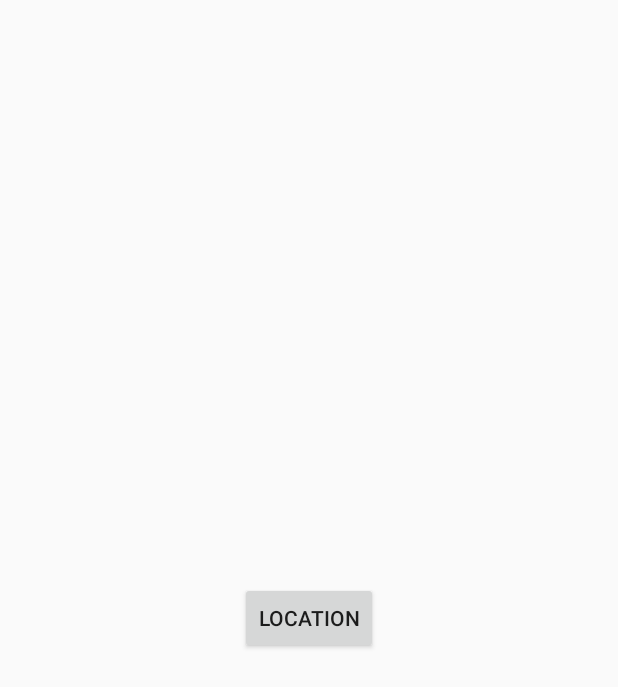
After one commit to chenyue404/TestApp, an Android app: the LocationActivity screen opened directly, with no data from a screen before it, on a phone screen of 412 x 824 dp. The commit adds this screen. Shown: the top 687 px of the screen. Run offline under Robolectric (Android 15) with nearby library versions, the phone set to English and light mode, and no system bars.

Commit message:
location

```diff
--- a/app/build.gradle
+++ b/app/build.gradle
@@ -27,9 +27,11 @@ dependencies {
     implementation fileTree(dir: 'libs', include: ['*.jar'])
     implementation "org.jetbrains.kotlin:kotlin-stdlib-jdk7:$kotlin_version"
     implementation 'androidx.appcompat:appcompat:1.2.0'
-    implementation 'androidx.core:core-ktx:1.3.1'
-    implementation 'androidx.constraintlayout:constraintlayout:2.0.1'
+    implementation 'androidx.core:core-ktx:1.3.2'
+    implementation 'androidx.constraintlayout:constraintlayout:2.0.4'
     implementation 'androidx.recyclerview:recyclerview:1.1.0'
     implementation 'com.zackratos.ultimatebarx:ultimatebarx:0.2.0'
     implementation 'com.facebook.fresco:fresco:2.3.0'
+    implementation 'com.google.android.gms:play-services-location:17.1.0'
+    implementation "androidx.activity:activity-ktx:1.1.0"
 }
--- a/app/src/main/AndroidManifest.xml
+++ b/app/src/main/AndroidManifest.xml
@@ -3,6 +3,8 @@
     package="com.cy.testapp">
 
     <uses-permission android:name="android.permission.INTERNET" />
+    <uses-permission android:name="android.permission.ACCESS_COARSE_LOCATION" />
+
     <application
         android:name=".App"
         android:allowBackup="true"
@@ -26,6 +28,7 @@
             android:name=".Activity.DialogActivity2"
             android:theme="@style/style_profile_transparent" />
         <activity android:name=".Activity.FrescoActivity" />
+        <activity android:name=".Activity.LocationActivity" />
     </application>
 
 </manifest>
--- a/app/src/main/java/com/cy/testapp/Activity/MainActivity.kt
+++ b/app/src/main/java/com/cy/testapp/Activity/MainActivity.kt
@@ -52,6 +52,12 @@ class MainActivity : AppCompatActivity() {
                 Intent(
                     Intent.ACTION_VIEW, Uri.parse("weixin://dl/moments")
                 ), "scheme test", "scheme test"
+            ),
+            ItemModel(
+                Intent(
+                    this,
+                    LocationActivity::class.java
+                ), "LocationActivity", "Location demo"
             )
         )
 
--- /dev/null
+++ b/app/src/main/res/layout/activity_location.xml
@@ -0,0 +1,17 @@
+<?xml version="1.0" encoding="utf-8"?>
+<androidx.constraintlayout.widget.ConstraintLayout xmlns:android="http://schemas.android.com/apk/res/android"
+    xmlns:app="http://schemas.android.com/apk/res-auto"
+    android:layout_width="match_parent"
+    android:layout_height="match_parent">
+
+    <Button
+        android:id="@+id/bt0"
+        android:layout_width="wrap_content"
+        android:layout_height="wrap_content"
+        android:text="Location"
+        app:layout_constraintBottom_toBottomOf="parent"
+        app:layout_constraintEnd_toEndOf="parent"
+        app:layout_constraintStart_toStartOf="parent"
+        app:layout_constraintTop_toTopOf="parent" />
+
+</androidx.constraintlayout.widget.ConstraintLayout>
--- a/build.gradle
+++ b/build.gradle
@@ -1,14 +1,14 @@
 // Top-level build file where you can add configuration options common to all sub-projects/modules.
 
 buildscript {
-    ext.kotlin_version = '1.3.72'
+    ext.kotlin_version = '1.4.10'
     repositories {
         google()
         jcenter()
 
     }
     dependencies {
-        classpath 'com.android.tools.build:gradle:4.0.1'
+        classpath 'com.android.tools.build:gradle:4.1.0'
         classpath "org.jetbrains.kotlin:kotlin-gradle-plugin:$kotlin_version"
 
         // NOTE: Do not place your application dependencies here; they belong
```
Also changed, not shown: app/src/main/java/com/cy/testapp/Activity/LocationActivity.kt (added, +145 -0 lines), app/src/main/res/drawable-xhdpi/big.png (added).
